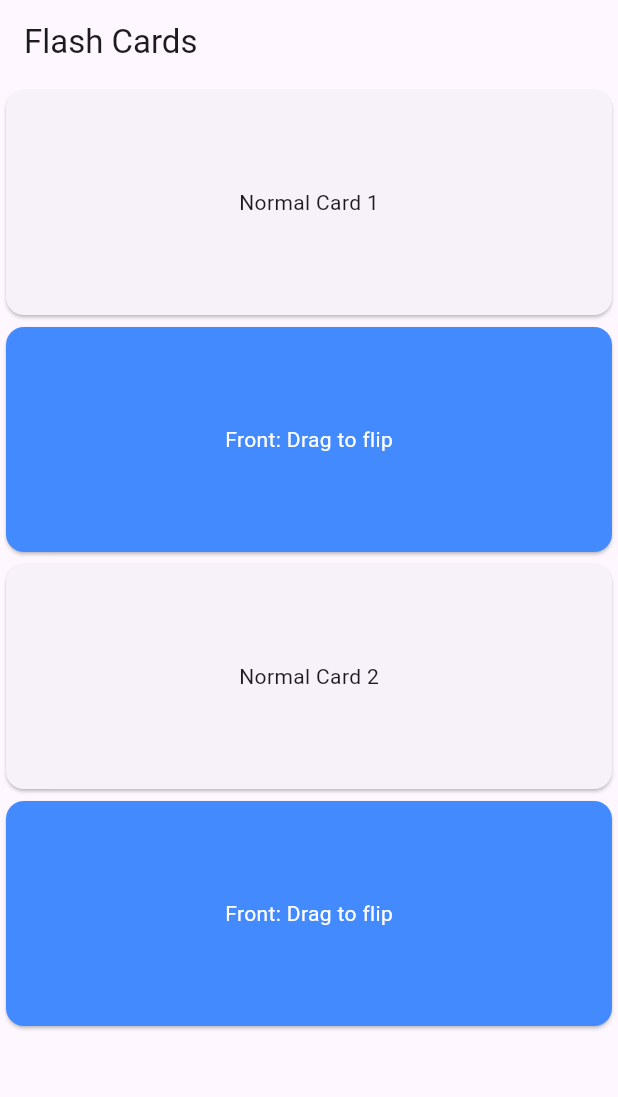
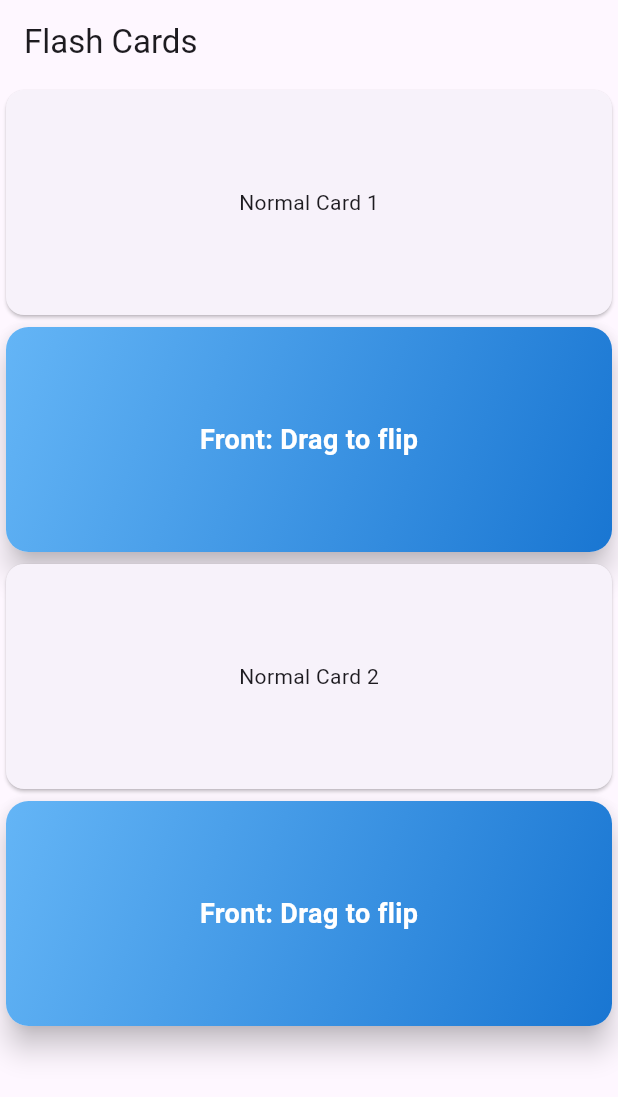
Before and after one commit to momin96/DevCodePlayground, a Flutter app: the screen it shows after launch, on a phone screen of 412 x 824 dp. Shown: the top 1097 px of the screen. Run offline on Flutter 3.47's test engine with Material 3 defaults, Android fonts, the phone set to English and light mode, and no system bars.

Commit message:
Applied gradient

```diff
--- a/flutter-playground/lib/flashcard/flash_card_app.dart
+++ b/flutter-playground/lib/flashcard/flash_card_app.dart
@@ -139,18 +139,34 @@ class FlashCardWidget extends StatelessWidget {
         builder: (context, child) {
           final angle = controller.value * 3.1416;
           final isFlipped = angle > 1.57 || angle < -1.57;
-          print("GestureDetector ${controller.value} $angle $isFlipped");
           return Transform(
             transform: Matrix4.rotationY(angle),
             alignment: Alignment.center,
             child: Card(
-              color: isFlipped ? Colors.orangeAccent : Colors.blueAccent,
-              child: SizedBox(
+              elevation: 8,
+              shape: RoundedRectangleBorder(
+                borderRadius: BorderRadius.circular(15),
+              ),
+              child: Container(
                 height: 150,
+                decoration: BoxDecoration(
+                  borderRadius: BorderRadius.circular(15),
+                  gradient: LinearGradient(
+                    begin: Alignment.topLeft,
+                    end: Alignment.bottomRight,
+                    colors: isFlipped
+                        ? [Colors.orange[300]!, Colors.orange[700]!]
+                        : [Colors.blue[300]!, Colors.blue[700]!],
+                  ),
+                ),
                 child: Center(
                   child: Text(
                     isFlipped ? 'Back: $content' : 'Front: Drag to flip',
-                    style: TextStyle(color: Colors.white),
+                    style: const TextStyle(
+                      color: Colors.white,
+                      fontSize: 18,
+                      fontWeight: FontWeight.bold,
+                    ),
                   ),
                 ),
               ),
```
